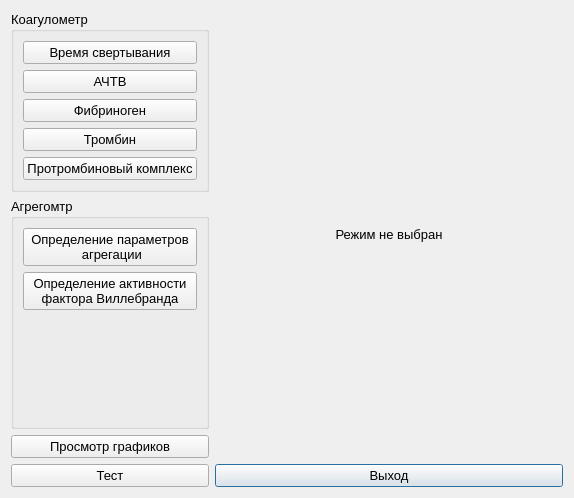
Before: the Qt Designer form choisedialog/choisedialog.ui in krang4d/Agrekola, drawn with Qt 5.
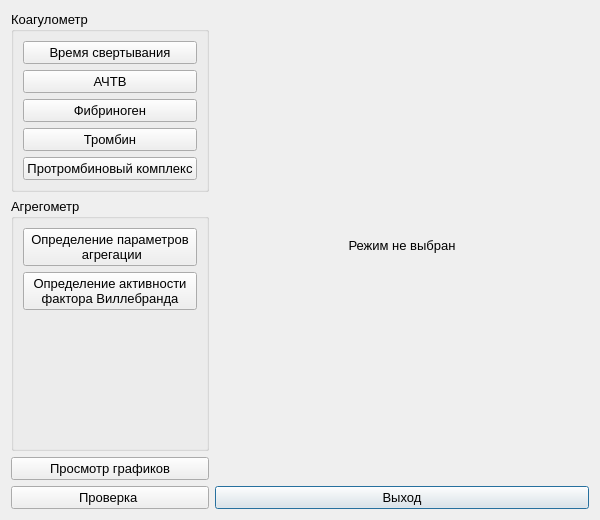
After: the same form once the commit is applied. Custom widgets are drawn as their Qt base class.

The edit to the form file:
```diff
--- a/choisedialog/choisedialog.ui
+++ b/choisedialog/choisedialog.ui
@@ -6,8 +6,8 @@
    <rect>
     <x>0</x>
     <y>0</y>
-    <width>574</width>
-    <height>498</height>
+    <width>600</width>
+    <height>520</height>
    </rect>
   </property>
   <property name="font">
@@ -35,7 +35,7 @@
    <item row="3" column="0">
     <widget class="QPushButton" name="testButton">
      <property name="text">
-      <string>Тест</string>
+      <string>Проверка </string>
      </property>
      <property name="shortcut">
       <string>Space</string>
@@ -134,7 +134,7 @@
    <item row="1" column="0">
     <widget class="QGroupBox" name="groupAgregometr">
      <property name="title">
-      <string>Агрегомтр</string>
+      <string>Агрегометр</string>
      </property>
      <layout class="QVBoxLayout" name="verticalLayout">
       <item>
```
Left out of the diff: 2 changed lines with no effect on the pictures.
